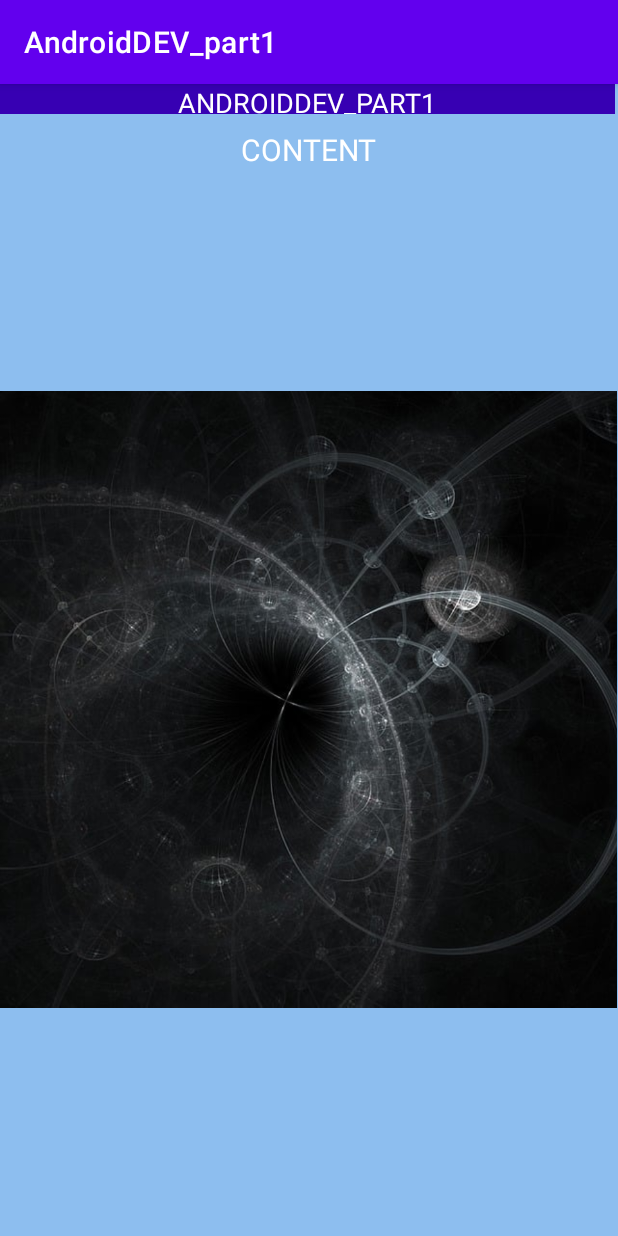
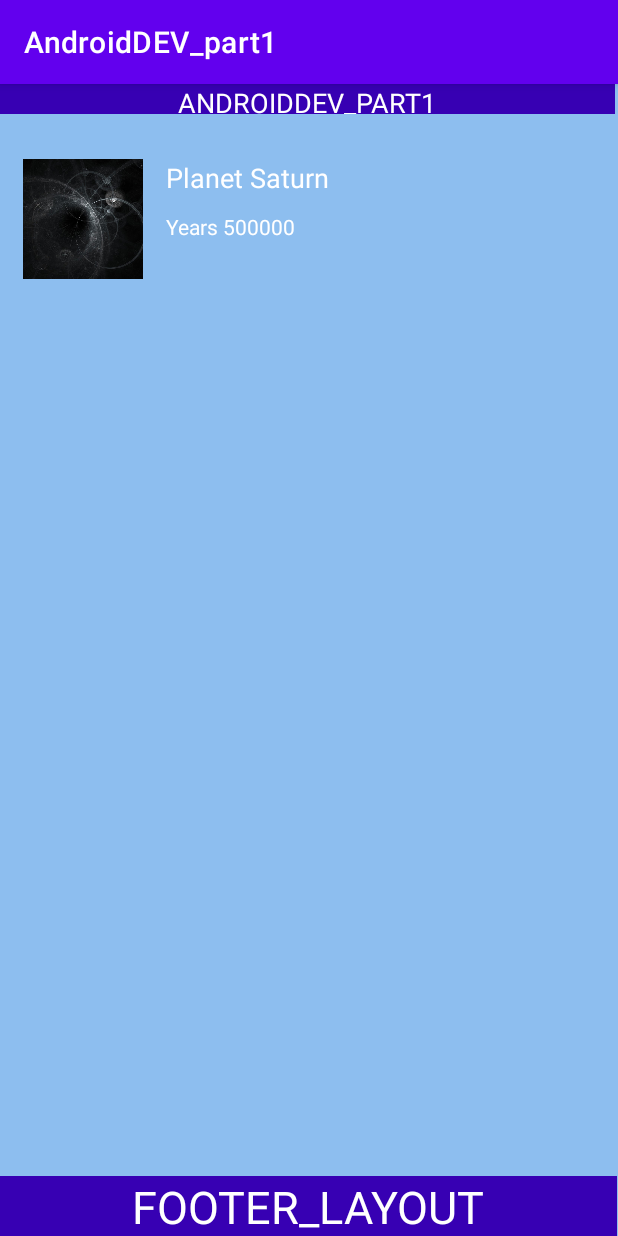
Before and after one commit to N1ph1l1m/Android_development-course, an Android app: the screen it shows after launch (MainActivity), on a phone screen of 412 x 824 dp. Run offline under Robolectric (Android 15) with nearby library versions, the phone set to English and light mode, and no system bars.

Commit message:
Commite 1.4 RelativeLayout

```diff
--- a/app/src/main/res/layout/activity_main.xml
+++ b/app/src/main/res/layout/activity_main.xml
@@ -1,5 +1,5 @@
 <?xml version="1.0" encoding="utf-8"?>
-<LinearLayout
+<RelativeLayout
     xmlns:android="http://schemas.android.com/apk/res/android"
     xmlns:app="http://schemas.android.com/apk/res-auto"
     xmlns:tools="http://schemas.android.com/tools"
@@ -9,15 +9,9 @@
     android:backgroundTintMode="add"
     tools:context=".MainActivity">
 
-    <LinearLayout
-        android:layout_width="wrap_content"
-        android:layout_height="wrap_content"
-        android:orientation="vertical"
-        tools:ignore="MissingConstraints,UselessParent">
-
-
         <TextView
             android:background="@color/purple_700"
+            android:layout_alignParentTop="true"
             android:id="@+id/lar2"
             android:layout_width="410dp"
             android:layout_height="20dp"
@@ -27,39 +21,55 @@
             android:textColor="@color/white"
             android:textSize="18sp" />
 
-        <TextView
-            android:id="@+id/lar1"
-            android:layout_width="411dp"
-            android:layout_height="40dp"
-            android:paddingTop="10dp"
-            android:text="@string/content"
-            android:textAlignment="center"
-            android:textAllCaps="true"
-            android:textColor="@color/white"
-            android:textSize="20sp" />
+    <ImageView
+            android:id="@+id/imageView2"
+            android:layout_marginLeft="15dp"
+            android:layout_width="80dp"
+            android:layout_height="80dp"
+            android:layout_alignParentStart="true"
+            android:layout_marginTop="50dp"
+            app:srcCompat="@drawable/iluzium"
+            android:contentDescription="TODO"/>
 
-        <ImageView
-            android:id="@+id/imageView2"
-            android:layout_width="411dp"
-            android:layout_height="500dp"
-            android:layout_marginTop="100dp"
-            app:srcCompat="@drawable/iluzium"
-         />
+     <TextView
+             android:id="@+id/content"
+             android:layout_toEndOf="@id/imageView2"
+             android:layout_marginTop="50dp"
+             android:layout_width="200dp"
+             android:layout_height="40dp"
+             android:paddingLeft="15dp"
+             android:text="Planet Saturn"
+             android:textAllCaps="false"
+             android:textColor="@color/white"
+             android:textSize="18sp" />
 
 
-        <TextView
+    <TextView
+            android:id="@+id/content2"
+            android:layout_toEndOf="@id/imageView2"
+            android:layout_width="200dp"
+            android:layout_marginTop="75dp"
+            android:paddingLeft="15dp"
+            android:layout_height="40dp"
+            android:text="Years 500000"
+            android:layout_centerHorizontal="true"
+            android:textColor="@color/white"
+            android:paddingTop="10dp"
+            android:textSize="14sp" />
+
+    <TextView
             android:id="@+id/textView"
             android:background="@color/purple_700"
             android:layout_width="411dp"
-            android:layout_marginTop="189dp"
-            android:layout_height="0dp"
-            android:layout_weight="1"
+            android:layout_height="40dp"
+            android:layout_alignParentBottom="true"
+            android:layout_centerHorizontal="true"
             android:text="Footer_layout"
             android:textColor="@color/white"
             android:textAlignment="center"
             android:textAllCaps="true"
             android:textSize="30sp"
             tools:ignore="HardcodedText" />
-        </LinearLayout>
 
-</LinearLayout>
+
+</RelativeLayout>
```
